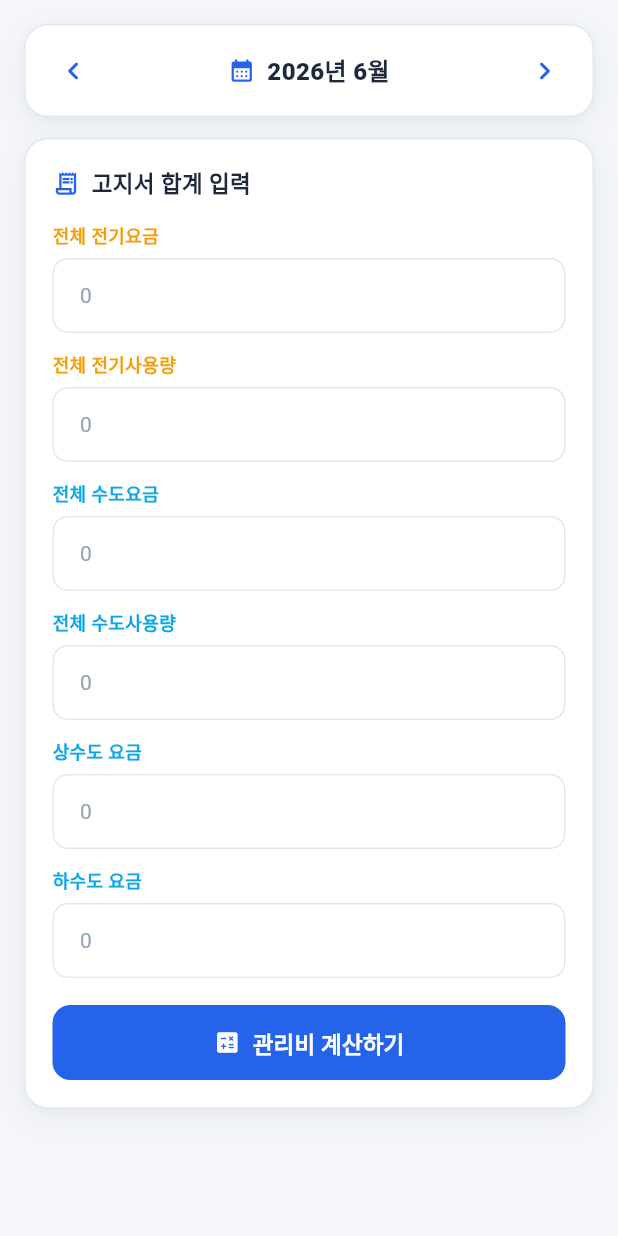
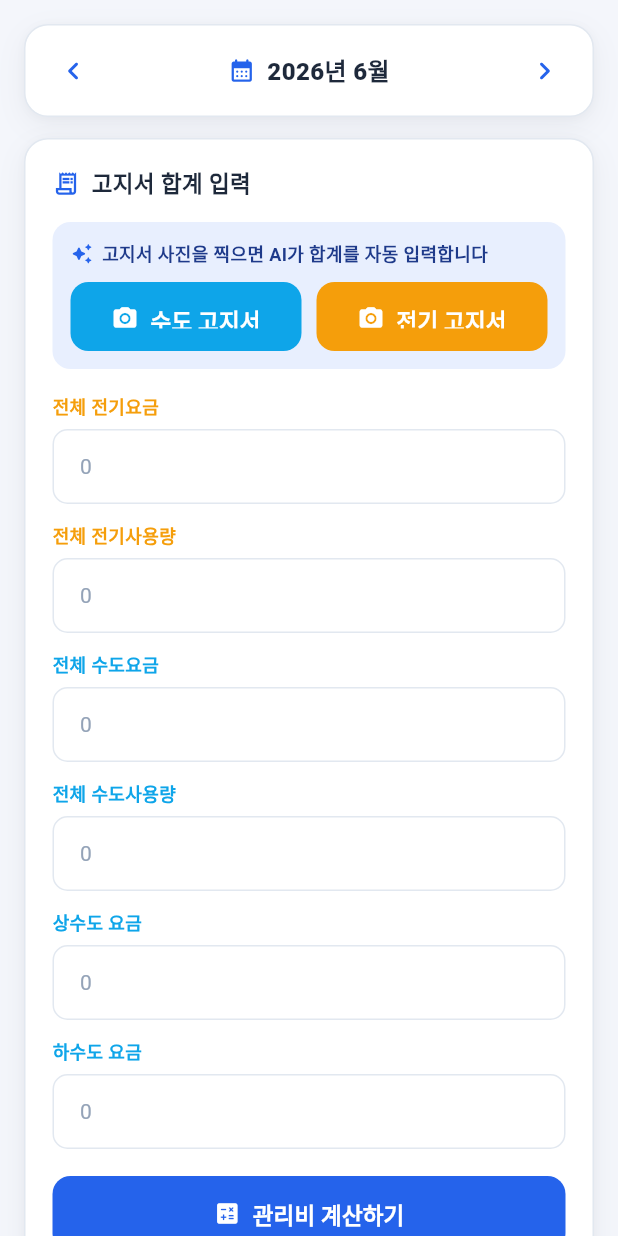
Before and after one commit to hiosi123/billy, a Flutter app: the CalculateTab widget shown alone on an empty page, opened directly, after a tap on "관리비 계산하기", on a phone screen of 412 x 824 dp. Run offline on Flutter 3.47's test engine with Material 3 defaults, Android fonts, the phone set to English and light mode, and no system bars; our stand-ins replace image_picker, share_plus, shared_preferences; missing offline and left inert: dart:html; accounts and stored records are empty; network calls fail.

Commit message:
AI 고지서 사진 추출 + 계량기 소수점 보정 + AI 버튼 강조
- 백엔드 /bills/read-bill: 고지서 사진 → Claude 비전으로 합계 추출
  - 수도: 당월사용량/상수도요금/하수도요금/수납금액
  - 전기: 전기요금계/당월 사용량(kWh)
- 계량기 OCR 프롬프트 개선: 지난달 값 기준 자릿수/소수점 보정
- 프론트: 관리비 계산 탭에 "수도/전기 고지서 촬영" AI 버튼(자동 입력)
  검침 탭 AI 버튼을 채워진 색 버튼("AI 촬영")으로 강조
- 공통 image_pick 유틸, 콤마 포함 입력도 계산되게 파싱 보강
- images/(개인정보 고지서 예제), .DS_Store gitignore

Co-Authored-By: Claude Opus 4.8 <noreply@anthropic.com>

```diff
--- a/billy_frontend/lib/screens/building/calculate_tab.dart
+++ b/billy_frontend/lib/screens/building/calculate_tab.dart
@@ -4,6 +4,7 @@ import '../../theme/app_theme.dart';
 import '../../providers/app_provider.dart';
 import '../../models/calc_result.dart';
 import '../../utils/format.dart';
+import '../../utils/image_pick.dart';
 import '../../widgets/common.dart';
 import '../../services/file_saver.dart';
 import 'month_selector.dart';
@@ -33,17 +34,52 @@ class _CalculateTabState extends State<CalculateTab> {
     super.dispose();
   }
 
+  // 콤마가 섞여 있어도 안전하게 숫자로 파싱.
+  double _n(TextEditingController c) => double.tryParse(c.text.replaceAll(',', '').trim()) ?? 0;
+
+  /// 공공요금 고지서 사진 → AI OCR → 합계 입력칸 자동 채움. (type: 'water'|'electricity')
+  Future<void> _readBill(String type) async {
+    final picked = await pickImageBase64(context, maxWidth: 2400); // 고지서는 글자가 작아 고해상도
+    if (picked == null || !mounted) return;
+    final api = context.read<AppProvider>().api;
+    try {
+      final r = await api.readBill(image: picked.data, type: type, mediaType: picked.media);
+      if (!mounted) return;
+      var filled = 0;
+      void fill(TextEditingController c, dynamic v) {
+        if (v is num) {
+          c.text = money(v);
+          filled++;
+        }
+      }
+      if (type == 'water') {
+        fill(_waterUsage, r['waterTotalUsage']);
+        fill(_waterSupply, r['waterSupplyCost']);
+        fill(_waterSewer, r['waterSewerCost']);
+        fill(_waterCost, r['waterTotalCost']);
+      } else {
+        fill(_elecCost, r['electricityTotalCost']);
+        fill(_elecUsage, r['electricityTotalUsage']);
+      }
+      setState(() {});
+      showSnack(context, filled > 0 ? '고지서에서 $filled개 항목을 입력했습니다 (확인 후 계산)' : '고지서에서 값을 인식하지 못했습니다',
+          error: filled == 0);
+    } catch (e) {
+      if (mounted) showSnack(context, e.toString().replaceFirst('Exception: ', ''), error: true);
+    }
+  }
+
   Future<void> _calculate() async {
     final p = context.read<AppProvider>();
     final req = {
       'BuildingId': p.selectedBuilding!.buildingId,
       'Month': p.chargeMonth,
-      'ElectricityTotalCost': double.tryParse(_elecCost.text) ?? 0,
-      'ElectricityTotalUsage': double.tryParse(_elecUsage.text) ?? 0,
-      'WaterTotalCost': double.tryParse(_waterCost.text) ?? 0,
-      'WaterTotalUsage': double.tryParse(_waterUsage.text) ?? 0,
-      'WaterSupplyCost': double.tryParse(_waterSupply.text) ?? 0,
-      'WaterSewerCost': double.tryParse(_waterSewer.text) ?? 0,
+      'ElectricityTotalCost': _n(_elecCost),
+      'ElectricityTotalUsage': _n(_elecUsage),
+      'WaterTotalCost': _n(_waterCost),
+      'WaterTotalUsage': _n(_waterUsage),
+      'WaterSupplyCost': _n(_waterSupply),
+      'WaterSewerCost': _n(_waterSewer),
     };
     if ((req['ElectricityTotalUsage'] as double) <= 0) {
       showSnack(context, '전체 전기 사용량을 입력해주세요', error: true);
@@ -117,6 +153,57 @@ class _CalculateTabState extends State<CalculateTab> {
           icon: Icons.receipt_long_outlined,
           child: Column(
             children: [
+              // 고지서 사진으로 AI 자동 입력
+              Container(
+                padding: const EdgeInsets.all(12),
+                decoration: BoxDecoration(
+                  color: BillyColors.primarySoft,
+                  borderRadius: BorderRadius.circular(12),
+                ),
+                child: Column(
+                  children: [
+                    const Row(
+                      children: [
+                        Icon(Icons.auto_awesome_rounded, size: 15, color: BillyColors.primary),
+                        SizedBox(width: 6),
+                        Expanded(
+                          child: Text('고지서 사진을 찍으면 AI가 합계를 자동 입력합니다',
+                              style: TextStyle(fontSize: 12, fontWeight: FontWeight.w700, color: BillyColors.primaryDark)),
+                        ),
+                      ],
+                    ),
+                    const SizedBox(height: 10),
+                    Row(
+                      children: [
+                        Expanded(
+                          child: SizedBox(
+                            height: 46,
+                            child: AsyncButton(
+                              label: '수도 고지서',
+                              icon: Icons.photo_camera_rounded,
+                              color: BillyColors.water,
+                              onPressed: () => _readBill('water'),
+                            ),
+                          ),
+                        ),
+                        const SizedBox(width: 10),
+                        Expanded(
+                          child: SizedBox(
+                            height: 46,
+                            child: AsyncButton(
+                              label: '전기 고지서',
+                              icon: Icons.photo_camera_rounded,
+                              color: BillyColors.electricity,
+                              onPressed: () => _readBill('electricity'),
+                            ),
+                          ),
+                        ),
+                      ],
+                    ),
+                  ],
+                ),
+              ),
+              const SizedBox(height: 16),
               _field2(
                 _LabeledField(label: '전체 전기요금', controller: _elecCost, color: BillyColors.electricity, suffix: '원'),
                 _LabeledField(label: '전체 전기사용량', controller: _elecUsage, color: BillyColors.electricity, suffix: 'kWh'),
```
Also changed, not shown: billy_frontend/lib/screens/building/measure_tab.dart (+16 -46 lines), billy_frontend/lib/services/api_service.dart (+10 -0 lines), billy_frontend/lib/utils/image_pick.dart (added, +40 -0 lines), 4 other files.
